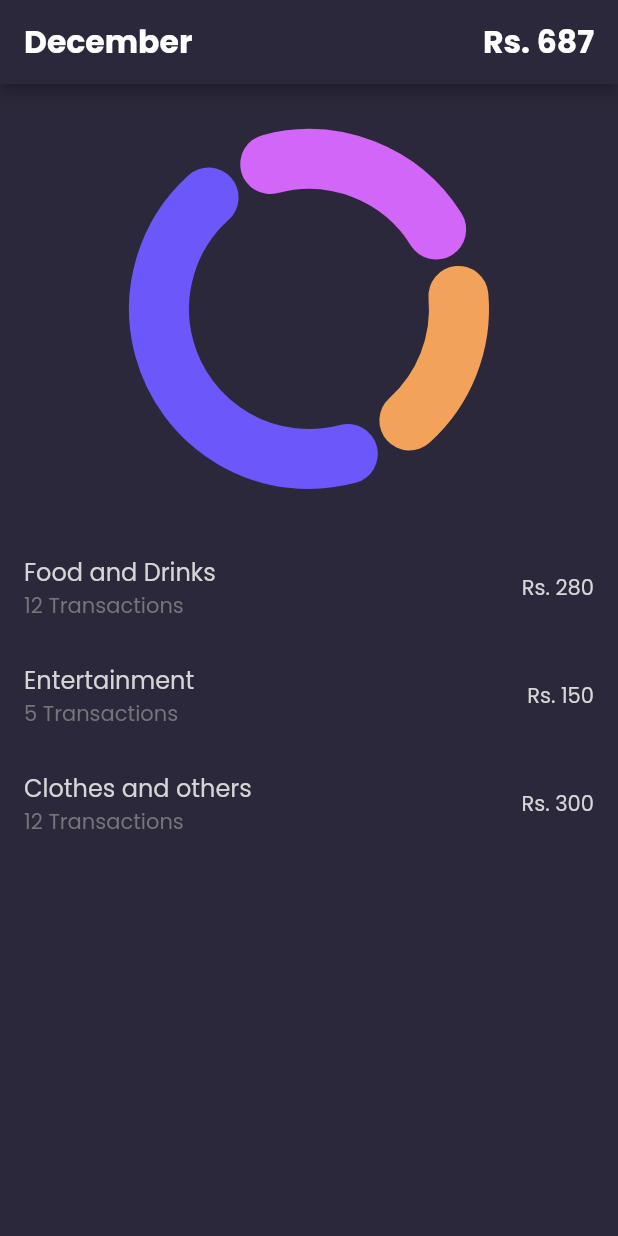
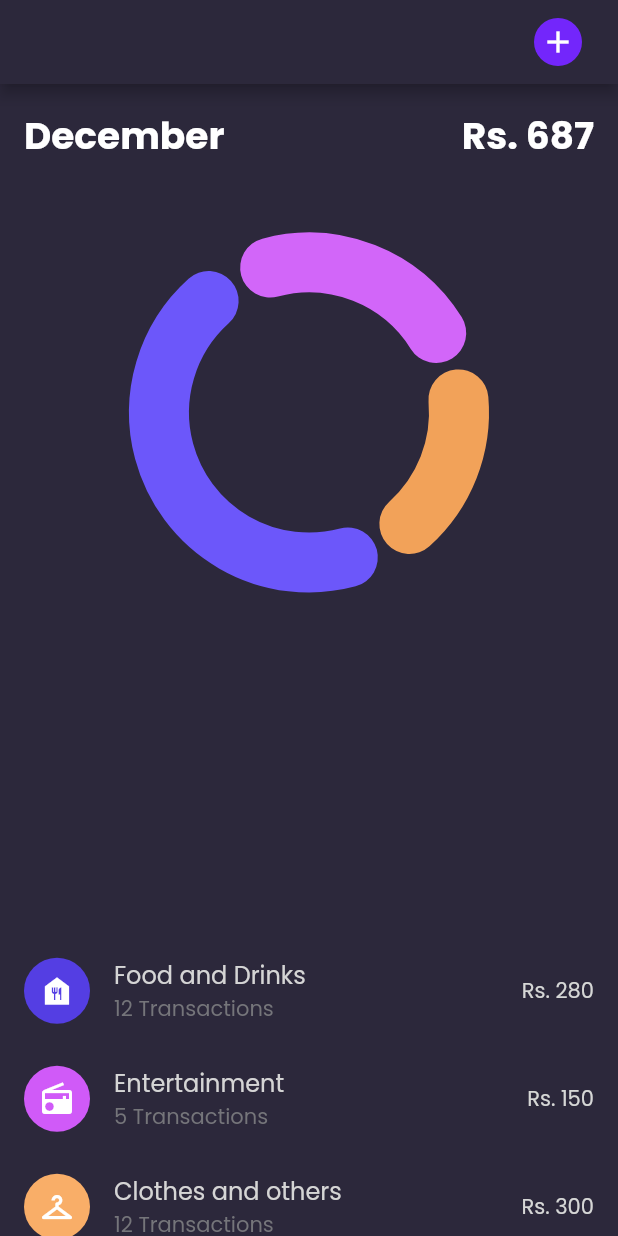
Before and after one commit to pranavkaruvally/expense_tracker, a Flutter app: the screen it shows after launch, on a phone screen of 412 x 824 dp. Run offline on Flutter 3.47's test engine with Material 2 defaults, Android fonts, the phone set to English and light mode, and no system bars; our stand-ins replace google_fonts.

Commit message:
Added leading tiles and some other icons

```diff
--- a/lib/main.dart
+++ b/lib/main.dart
@@ -54,44 +54,79 @@ class _MyHomePageState extends State<MyHomePage> {
     return Scaffold(
       appBar: AppBar(
         title: Row(
+          children: [
+            const Expanded(child: SizedBox()),
+            IconButton(
+              icon: const CircleAvatar(
+                radius: 20,
+                backgroundColor: Color(0xff7326fb),
+                child: Icon(Icons.add, color: Colors.white),
+                ),
+              onPressed: () => {},
+            ),
+          ]
+        ),
+      ),
+      body: Column(
+        children: [
+          Container(
+            padding: const EdgeInsets.all(8.0),
+            margin: const EdgeInsets.all(8.0),
+            child: Row(
             children: const [
               Text(
                 "December",
                 style: TextStyle(
-                fontSize: 21,
+                  fontSize: 25,
                   fontWeight: FontWeight.w700,
+                   color: Colors.white,
                 ),
                 ),
                 Expanded(child: SizedBox()),
                 Text(
                 "Rs. 687",
                 style: TextStyle(
-                fontSize: 21,
+                  fontSize: 25,
                   fontWeight: FontWeight.w700,
+                  color: Colors.white,
                 ),
               ),
             ],
         ),
           ),
-      body: Column(
-        children: [
           Container(
             alignment: Alignment.center,
             child: const CustomPieChart(),
           ),
-          Expanded(child: ListView(
+          const Expanded(child: SizedBox()),
+          Expanded(child: Column(
                   children: const [
                     ListTile(
+                      leading: CircleAvatar(
+                        radius: 22,
+                        backgroundColor: Color(0xff543ee3),
+                        child: Icon(Icons.food_bank, color: Colors.white),
+                      ),
                       title: Text('Food and Drinks', style: TextStyle(color: Color(0xffd5d5d5))),
                       subtitle: Text('12 Transactions', style: TextStyle(color: Color(0xff75757a))),
                       trailing: Text('Rs. 280', style: TextStyle(color: Color(0xffd6d7d6))),
                     ),
                     ListTile(
+                      leading: CircleAvatar(
+                        radius: 22,
+                        backgroundColor: Color(0xffd05af8),
+                        child: Icon(Icons.radio, color: Colors.white),
+                      ),
                       title: Text('Entertainment', style: TextStyle(color: Color(0xffd5d5d5))),
                       subtitle: Text('5 Transactions', style: TextStyle(color: Color(0xff75757a))),
                       trailing: Text('Rs. 150', style: TextStyle(color: Color(0xffd6d7d6))),
                     ),
                     ListTile(
+                      leading: CircleAvatar(
+                        radius: 22,
+                        backgroundColor: Color(0xfff9ae68),
+                        child: Icon(Icons.checkroom, color: Colors.white),
+                      ),
                       title: Text('Clothes and others', style: TextStyle(color: Color(0xffd5d5d5))),
                       subtitle: Text('12 Transactions', style: TextStyle(color: Color(0xff75757a))),
                       trailing: Text('Rs. 300', style: TextStyle(color: Color(0xffd6d7d6))),
```
Lines whose indentation alone changed are shown as unchanged.
